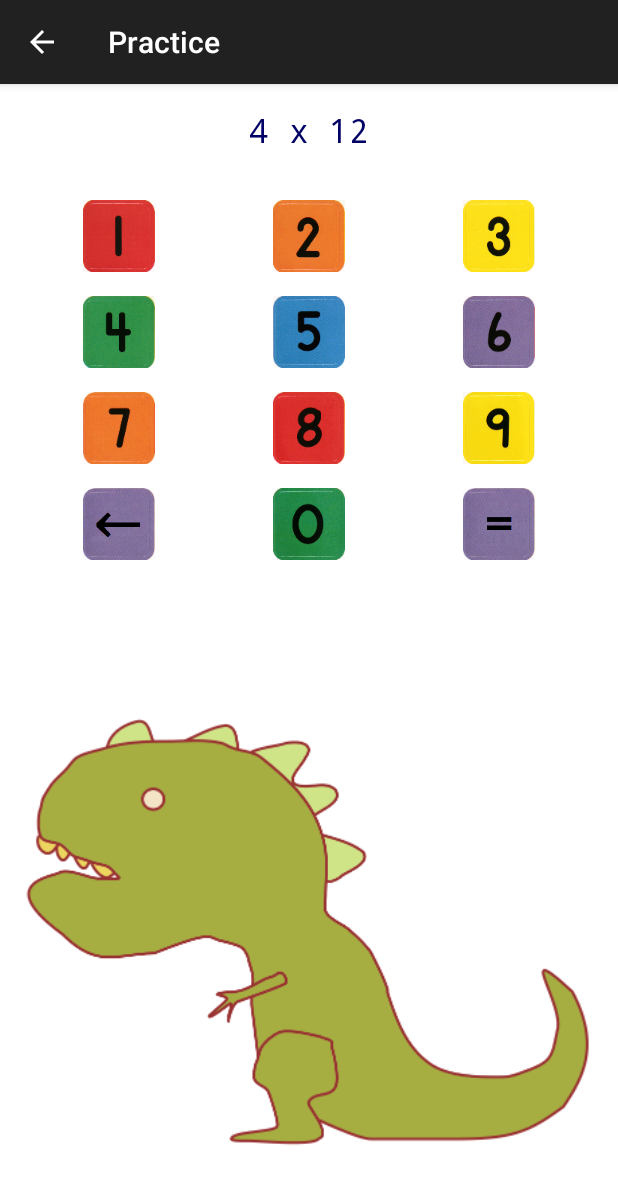
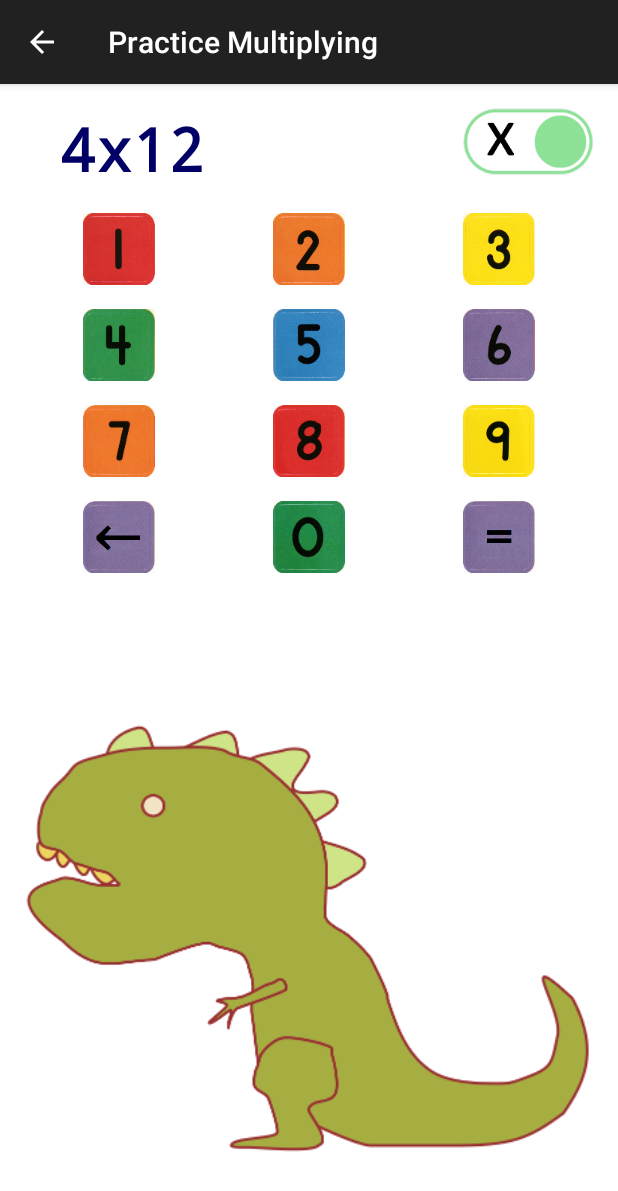
Before and after one commit to alexcarcar/KidsCanMultiply, an Android app: the Quiz screen opened directly, with no data from a screen before it, on a phone screen of 412 x 824 dp. Shown: the top 1191 px of the screen. Run offline under Robolectric (Android 15) with nearby library versions, the phone set to English and light mode, and no system bars.

Commit message:
Completed divide toggle.

```diff
--- a/app/src/main/java/carcar/alex/kidsmultiply/Quiz.java
+++ b/app/src/main/java/carcar/alex/kidsmultiply/Quiz.java
@@ -5,6 +5,7 @@ import android.os.Bundle;
 import android.support.v7.app.AppCompatActivity;
 import android.view.Gravity;
 import android.view.View;
+import android.widget.ImageView;
 import android.widget.TextView;
 
 import java.util.Random;
@@ -12,9 +13,36 @@ import java.util.Random;
 public class Quiz extends AppCompatActivity {
 
     private boolean multiplicationMode = true;
-    private int theAnswer = 0;
+    private int theAnswer = 0, a, b;
     private MediaPlayer FXPlayer;
 
+    public void toggleMode(View v) {
+        ImageView imageView = (ImageView) v;
+        this.setTitle(getResources().getString(multiplicationMode?
+                R.string.practice_divide : R.string.practice_multiply));
+        playSound(R.raw.type);
+        if (multiplicationMode) {
+            multiplicationMode = false;
+            imageView.setImageResource(R.mipmap.toggle_divide);
+        } else {
+            multiplicationMode = true;
+            imageView.setImageResource(R.mipmap.toggle_multiply);
+        }
+        String question = " ";
+        if (multiplicationMode) {
+            theAnswer = a * b;
+            question += a + "x" + b;
+        } else {
+            theAnswer = b;
+            question += a*b + "÷" + a;
+        }
+
+        TextView q1 = (TextView) findViewById(R.id.question_text);
+        q1.setText(question);
+
+        TextView a1 = (TextView) findViewById(R.id.answer_text);
+        a1.setText("");
+    }
     private void playSound(int _id) {
         try {
             if (FXPlayer != null) {
@@ -36,15 +64,16 @@ public class Quiz extends AppCompatActivity {
     private void createQuestion() {
         Random randomGenerator = new Random();
         // Pick from 2-12; 1 is too easy
-        int a = randomGenerator.nextInt(11)+2;
-        int b = randomGenerator.nextInt(11)+2;
-        String question = "";
+        a = randomGenerator.nextInt(11)+2;
+        b = randomGenerator.nextInt(11)+2;
+
+        String question = " ";
         if (multiplicationMode) {
             theAnswer = a * b;
-            question = a + " x " + b;
+            question += a + "x" + b;
         } else {
             theAnswer = b;
-            question += a*b + " ÷ " + a;
+            question += a*b + "÷" + a;
         }
 
         TextView q1 = (TextView) findViewById(R.id.question_text);
@@ -119,9 +148,8 @@ public class Quiz extends AppCompatActivity {
     protected void onCreate(Bundle savedInstanceState) {
         super.onCreate(savedInstanceState);
         setContentView(R.layout.activity_quiz);
-        if (theAnswer == 0) {
-            multiplicationMode = true;
-            createQuestion();
-        }
+        multiplicationMode = true;
+        this.setTitle(getResources().getString(R.string.practice_multiply));
+        createQuestion();
     }
 }
--- a/app/src/main/res/layout/activity_main.xml
+++ b/app/src/main/res/layout/activity_main.xml
@@ -5,7 +5,8 @@
     android:paddingTop="@dimen/activity_vertical_margin"
     android:orientation="vertical"
     android:paddingBottom="@dimen/activity_vertical_margin" tools:context=".MainActivity"
-    android:background="#ffffff">
+    android:background="#ffffff"
+    android:translationZ="20pt">
 
     <Button
         android:id="@+id/startQuiz"
@@ -16,7 +17,8 @@
         android:paddingBottom="@dimen/activity_vertical_margin"
         android:text="@string/title_activity_quiz"
         android:textAppearance="?android:textAppearanceLarge"
-        android:textColor="#ff000066"
+        android:textColor="#006600"
+        android:color="#66cc66"
         android:typeface="monospace" />
 
     <TableLayout
--- a/app/src/main/res/layout/activity_quiz.xml
+++ b/app/src/main/res/layout/activity_quiz.xml
@@ -6,21 +6,41 @@ android:paddingTop="@dimen/activity_vertical_margin"
 android:orientation="vertical"
 android:paddingBottom="@dimen/activity_vertical_margin" tools:context="carcar.alex.kidsmultiply.Quiz"
     android:background="#ffffff">
-    <TextView
-        android:layout_width="wrap_content"
+    <RelativeLayout
+        android:layout_width="fill_parent"
         android:layout_height="wrap_content"
-        android:textAppearance="?android:attr/textAppearanceLarge"
-        android:id="@+id/question_text"
-        android:layout_gravity="center_horizontal"
-        android:typeface="monospace"
-        android:textColor="#000066"
-        android:paddingBottom="@dimen/activity_vertical_margin" />
+        android:id="@+id/topBar"
+        android:gravity="center_horizontal">
+
+        <TextView
+            android:id="@+id/question_text"
+            android:layout_width="match_parent"
+            android:layout_height="wrap_content"
+            android:paddingBottom="@dimen/activity_vertical_margin"
+            android:text=""
+            android:textColor="#000066"
+            android:typeface="monospace"
+            android:onClick="toggleMode"
+            android:textStyle="bold"
+            android:textSize="18pt"
+            android:layout_centerHorizontal="true" />
+
+        <ImageView
+            android:layout_width="wrap_content"
+            android:layout_height="wrap_content"
+            android:id="@+id/toggle"
+            android:src="@mipmap/toggle_multiply"
+            android:onClick="toggleMode"
+            android:layout_alignParentEnd="true"
+            android:adjustViewBounds="false" />
+
+
+    </RelativeLayout>
 
     <TableLayout
         android:layout_width="fill_parent"
         android:layout_height="wrap_content"
-        android:stretchColumns="*"
-        android:paddingTop="@dimen/activity_vertical_margin">
+        android:stretchColumns="*">
 
         <TableRow
             android:layout_width="match_parent"
--- a/app/src/main/res/values/strings.xml
+++ b/app/src/main/res/values/strings.xml
@@ -2,5 +2,7 @@
     <string name="app_name">Kids Can Multiply!</string>
     <string name="app_name2">Kids Can Divide!</string>
     <string name="title_activity_quiz">Practice</string>
+    <string name="practice_multiply">Practice Multiplying</string>
+    <string name="practice_divide">Practice Dividing</string>
     <string name="title_activity_table">Study Tables</string>
 </resources>
```
